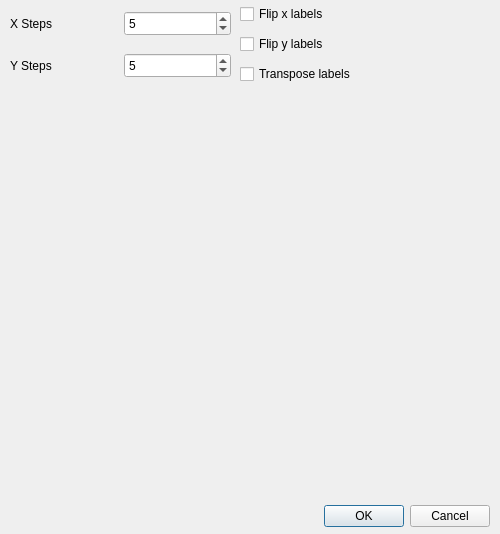
Old version of the form gui/griddialog.ui in the repository sdickreuter/SCNR2.
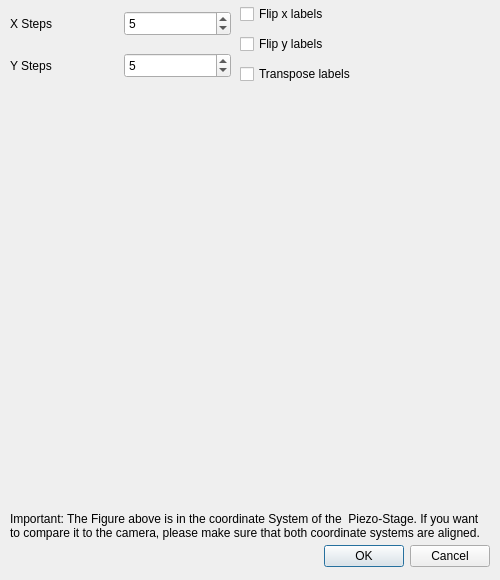
New version of the form.

Commit message: added hint to griddialog

What changed in the file:
```diff
--- a/gui/griddialog.ui
+++ b/gui/griddialog.ui
@@ -10,7 +10,7 @@
     <x>0</x>
     <y>0</y>
     <width>500</width>
-    <height>534</height>
+    <height>580</height>
    </rect>
   </property>
   <property name="sizePolicy">
@@ -22,13 +22,13 @@
   <property name="minimumSize">
    <size>
     <width>500</width>
-    <height>534</height>
+    <height>580</height>
    </size>
   </property>
   <property name="maximumSize">
    <size>
     <width>500</width>
-    <height>534</height>
+    <height>580</height>
    </size>
   </property>
   <property name="baseSize">
@@ -50,7 +50,7 @@
    <property name="geometry">
     <rect>
      <x>150</x>
-     <y>500</y>
+     <y>540</y>
      <width>340</width>
      <height>32</height>
     </rect>
@@ -175,6 +175,28 @@
     </item>
    </layout>
   </widget>
+  <widget class="QLabel" name="label_3">
+   <property name="geometry">
+    <rect>
+     <x>10</x>
+     <y>500</y>
+     <width>471</width>
+     <height>51</height>
+    </rect>
+   </property>
+   <property name="text">
+    <string>Important: The Figure above is in the coordinate System of the  Piezo-Stage. If you want to compare it to the camera, please make sure that both coordinate systems are aligned. </string>
+   </property>
+   <property name="textFormat">
+    <enum>Qt::PlainText</enum>
+   </property>
+   <property name="wordWrap">
+    <bool>true</bool>
+   </property>
+   <property name="margin">
+    <number>1</number>
+   </property>
+  </widget>
  </widget>
  <resources/>
  <connections>
```
